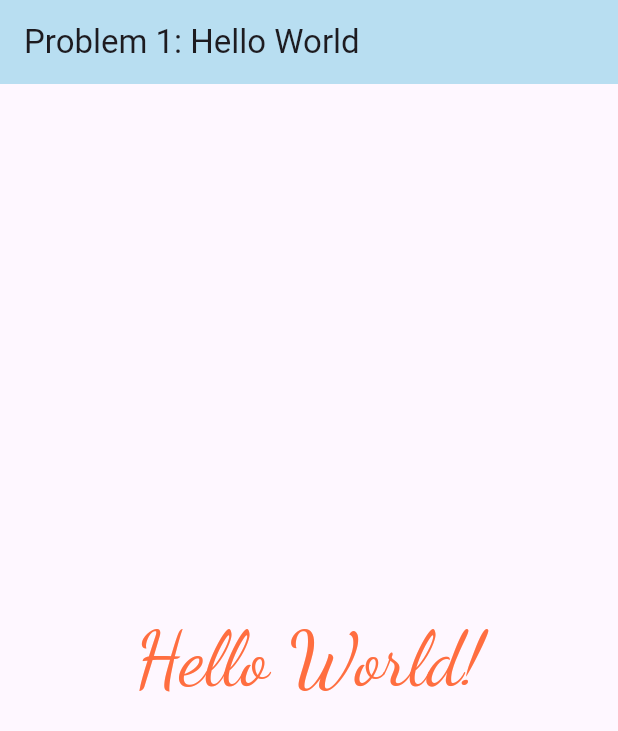
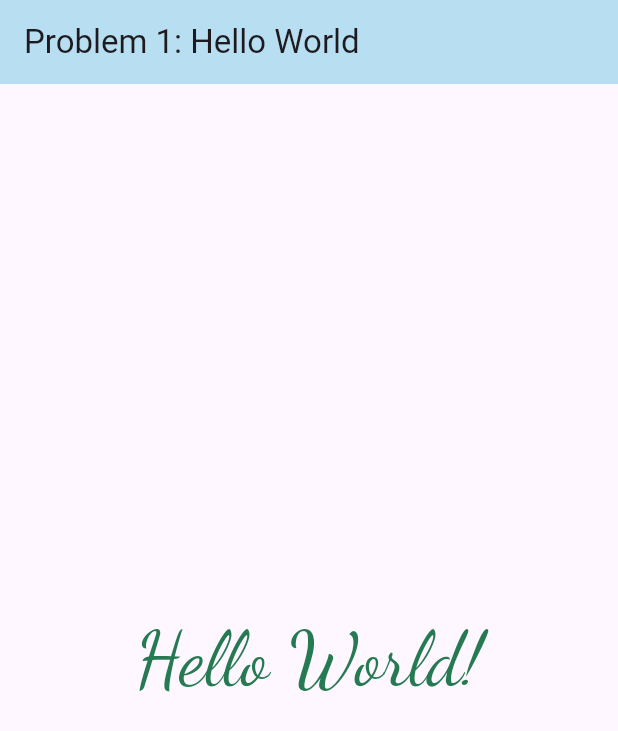
Before and after one commit to Noman5713/tracker_sheet, a Flutter app: the screen it shows after launch, on a phone screen of 412 x 824 dp. Shown: the top 731 px of the screen. Run offline on Flutter 3.47's test engine with Material 3 defaults, Android fonts, the phone set to English and light mode, and no system bars.

Commit message:
Probelm 1

```diff
--- a/lib/main.dart
+++ b/lib/main.dart
@@ -30,7 +30,7 @@ class HomeActivity extends StatelessWidget {
         child: Text(
           "Hello World!",
           style: TextStyle(
-            color: Colors.deepOrangeAccent,
+            color: const Color.fromARGB(255, 38, 122, 82),
             fontFamily: 'DancingScript',
             fontSize: 50,
           ),
```
